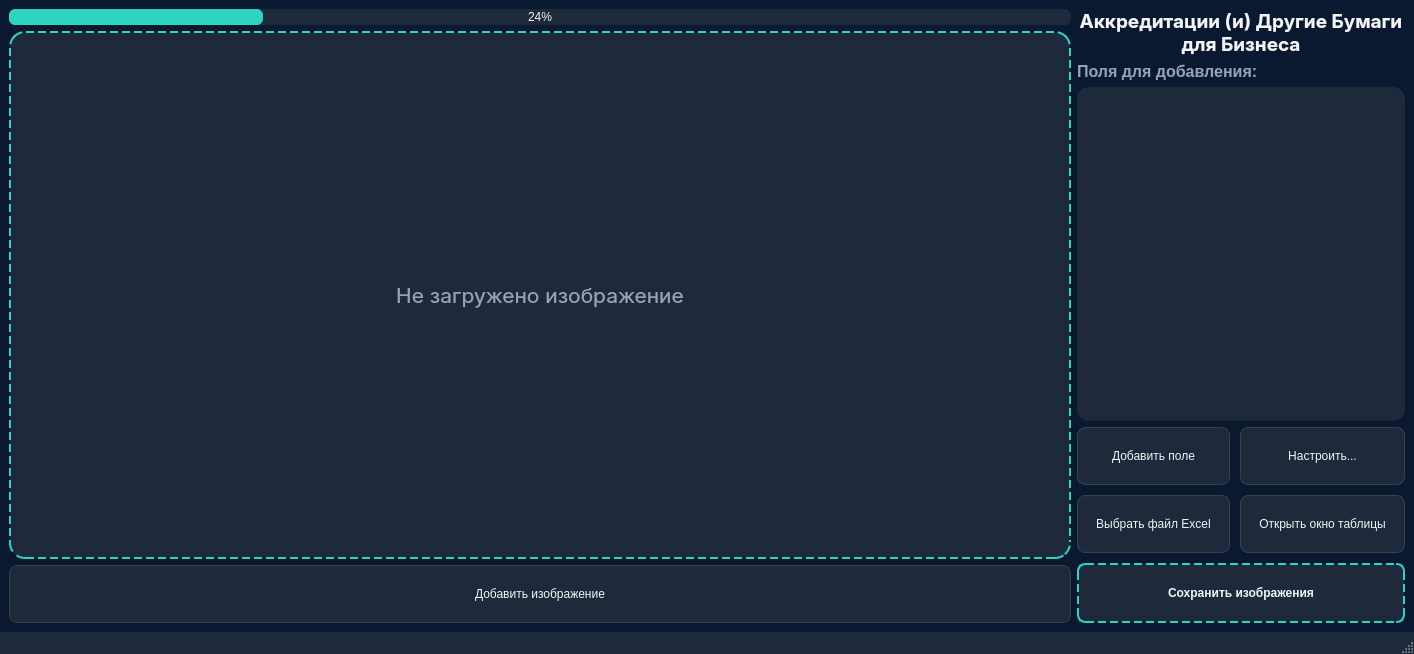
Before: the Qt Designer form UncompiledUI/Main.ui in CyberBro9/aobp, drawn with Qt 5.
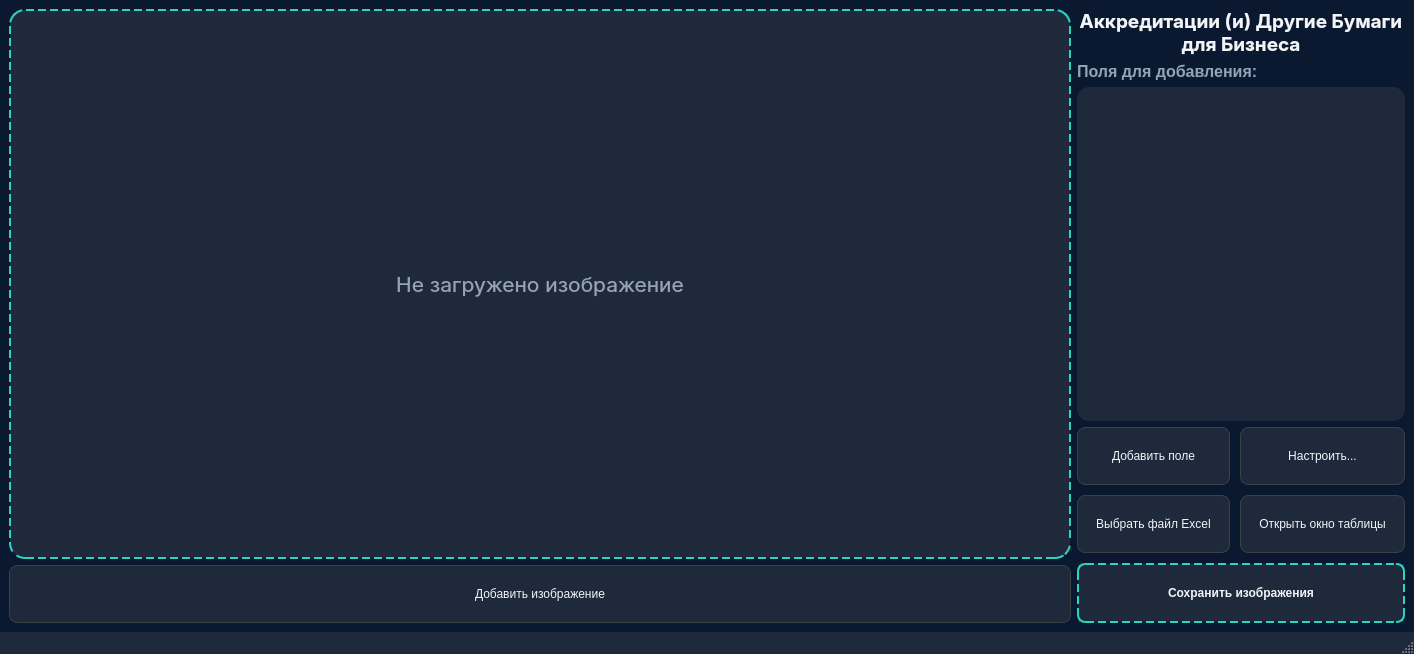
After: the same form once the commit is applied. Icons and pictures are not drawn.

The edit to the form file:
```diff
--- a/UncompiledUI/Main.ui
+++ b/UncompiledUI/Main.ui
@@ -61,36 +61,12 @@
             padding: 8px;
             outline: none;
         }
-        QListWidget::item {
-            padding: 10px;
-            border-radius: 8px;
-        }
-        QListWidget::item:selected {
-            background-color: #2dd4bf;
-            color: #0f172a;
-        }
-        QListWidget::item:hover {
-            background-color: #2d3a4f;
-        }
         QLabel#ImageLabel {
             border: 2px dashed #2dd4bf;
             border-radius: 16px;
             background-color: #1e293b;
             color: #94a3b8;
         }
-        QProgressBar {
-            border: none;
-            background-color: #1e293b;
-            border-radius: 6px;
-            text-align: center;
-            color: #f1f5f9;
-            font: bold 10pt 'Inter', 'Segoe UI', 'Yu Gothic UI';
-            height: 12px;
-        }
-        QProgressBar::chunk {
-            background-color: #2dd4bf;
-            border-radius: 6px;
-        }
         QLabel {
             color: #f1f5f9;
             font-family: 'Inter', 'Segoe UI', 'Yu Gothic UI';
@@ -114,13 +90,6 @@
    <layout class="QHBoxLayout" name="mainLayout" stretch="3,0">
     <item>
      <layout class="QVBoxLayout" name="leftPanel">
-      <item>
-       <widget class="QProgressBar" name="progressBar">
-        <property name="value">
-         <number>24</number>
-        </property>
-       </widget>
-      </item>
       <item>
        <widget class="QLabel" name="ImageLabel">
         <property name="minimumSize">
```
Left out of the diff: 23 changed lines with no effect on the pictures.
